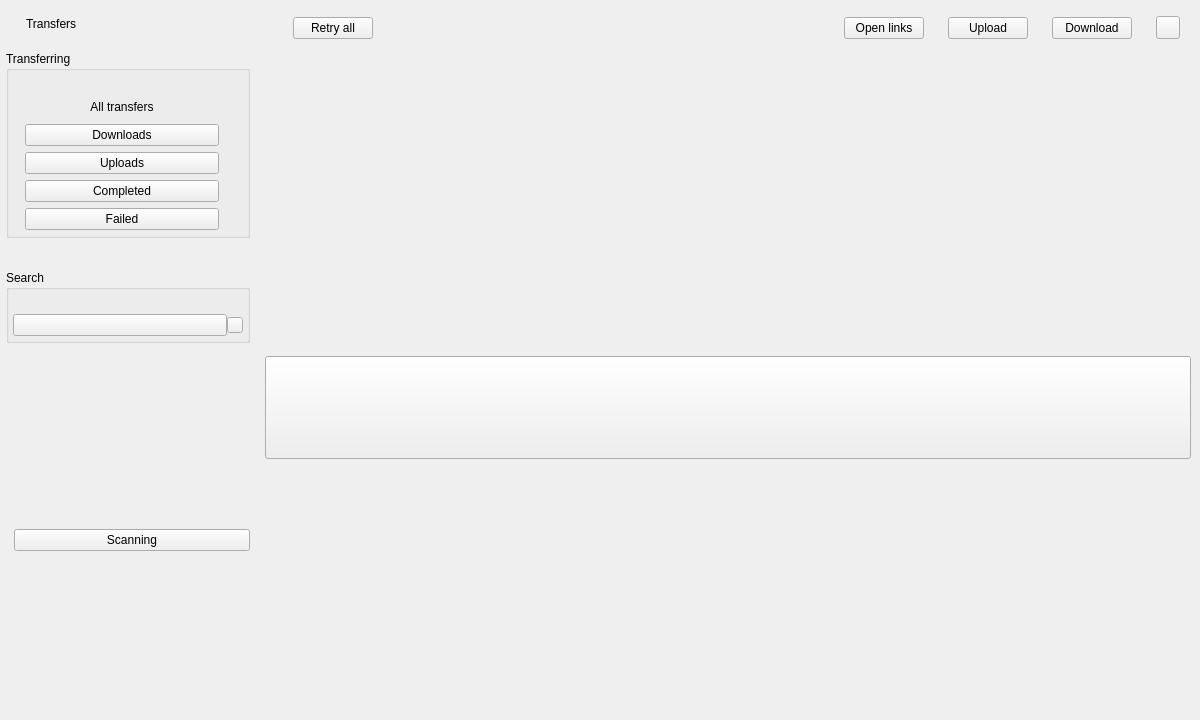
Before: the Qt Designer form src/MEGASync/transfers/gui/ui/TransferManager.ui in meganz/MEGAsync, drawn with Qt 5.
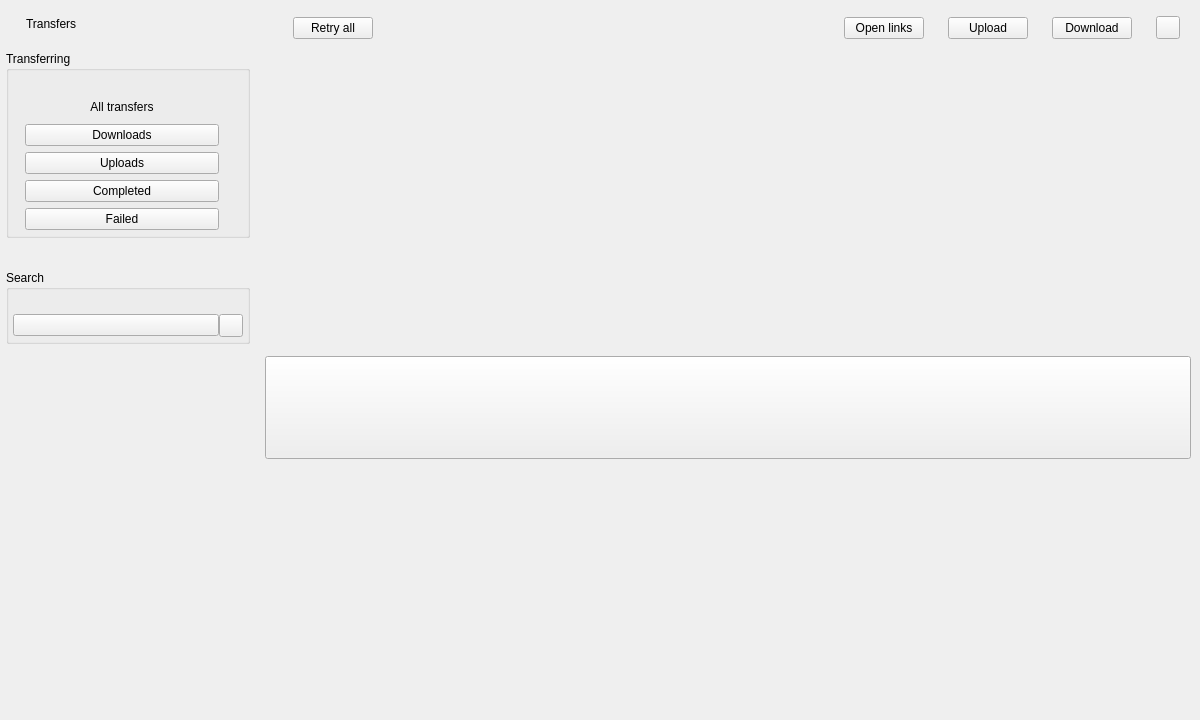
After: the same form once the commit is applied. The open tabs and pages were chosen to show the change. Icons and pictures are not drawn. Custom widgets are drawn as their Qt base class.

The edit to the form file:
```diff
--- a/src/MEGASync/transfers/gui/ui/TransferManager.ui
+++ b/src/MEGASync/transfers/gui/ui/TransferManager.ui
@@ -403,6 +403,7 @@
        <number>0</number>
       </property>
       <item>
+       <widget class="QWidget" name="wLeftPaneTop" native="true">
        <layout class="QVBoxLayout" name="vlLeftTop">
         <property name="spacing">
          <number>16</number>
@@ -416,6 +417,9 @@
         <property name="rightMargin">
          <number>6</number>
         </property>
+         <property name="bottomMargin">
+          <number>0</number>
+         </property>
         <item>
          <layout class="QHBoxLayout" name="horizontalLayout_3">
           <property name="spacing">
@@ -1105,13 +1109,7 @@
                </widget>
               </item>
               <item>
-               <widget class="TokenizableToolButton" name="tClearSearchResult">
-                <property name="maximumSize">
-                 <size>
-                  <width>16</width>
-                  <height>16</height>
-                 </size>
-                </property>
+                <widget class="QToolButton" name="tClearSearchResult">
                 <property name="cursor">
                  <cursorShape>PointingHandCursor</cursorShape>
                 </property>
@@ -1146,6 +1144,9 @@
           </property>
          </spacer>
         </item>
+        </layout>
+       </widget>
+      </item>
         <item>
          <widget class="QStackedWidget" name="sStatus">
           <property name="styleSheet">
@@ -1411,7 +1412,7 @@
              <number>0</number>
             </property>
             <property name="leftMargin">
-             <number>8</number>
+           <number>20</number>
             </property>
             <property name="topMargin">
              <number>0</number>
@@ -1423,20 +1424,11 @@
              <number>0</number>
             </property>
             <item>
-             <widget class="QPushButton" name="bScanning">
-              <property name="text">
-               <string>Scanning</string>
-              </property>
-              <property name="ignore_button_manager" stdset="0">
-               <bool>true</bool>
-              </property>
-             </widget>
+           <widget class="StatusInfo" name="bScanning" native="true"/>
             </item>
            </layout>
           </widget>
          </widget>
-        </item>
-       </layout>
       </item>
       <item>
        <widget class="QWidget" name="wSeparator" native="true">
@@ -2512,6 +2504,12 @@
    <header>TransferManagerStatusHeaderWidget.h</header>
    <container>1</container>
   </customwidget>
+  <customwidget>
+   <class>StatusInfo</class>
+   <extends>QWidget</extends>
+   <header location="global">StatusInfo.h</header>
+   <container>1</container>
+  </customwidget>
  </customwidgets>
  <tabstops>
   <tabstop>bPause</tabstop>
```
Left out of the diff: 14 changed lines with no effect on the pictures. Lines whose indentation alone changed are shown as unchanged.
